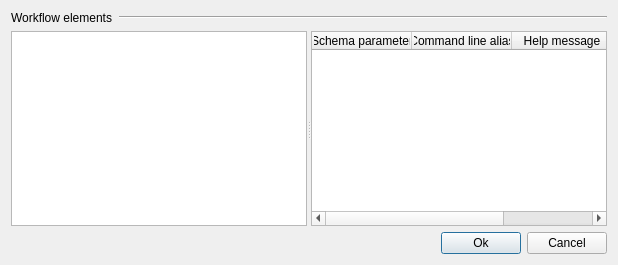
Above: src/plugins/workflow_designer/src/ui/SchemaAliasesConfigurationDialog.ui from violethaze74/ugene before the change. Below: the same form after it.
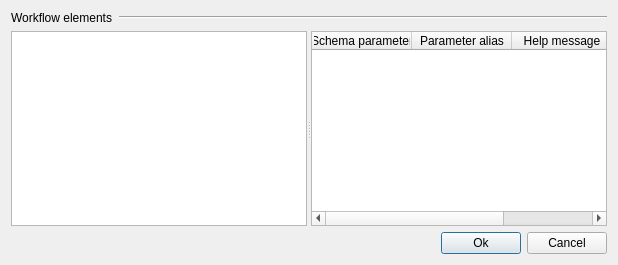
That is the form after the change.

Diff of the .ui file:
```diff
--- a/src/plugins/workflow_designer/src/ui/SchemaAliasesConfigurationDialog.ui
+++ b/src/plugins/workflow_designer/src/ui/SchemaAliasesConfigurationDialog.ui
@@ -71,7 +71,7 @@
       </column>
       <column>
        <property name="text">
-        <string>Command line alias</string>
+        <string>Parameter alias</string>
        </property>
       </column>
       <column>
```
Left out of the diff: 2 changed lines with no effect on the pictures.
